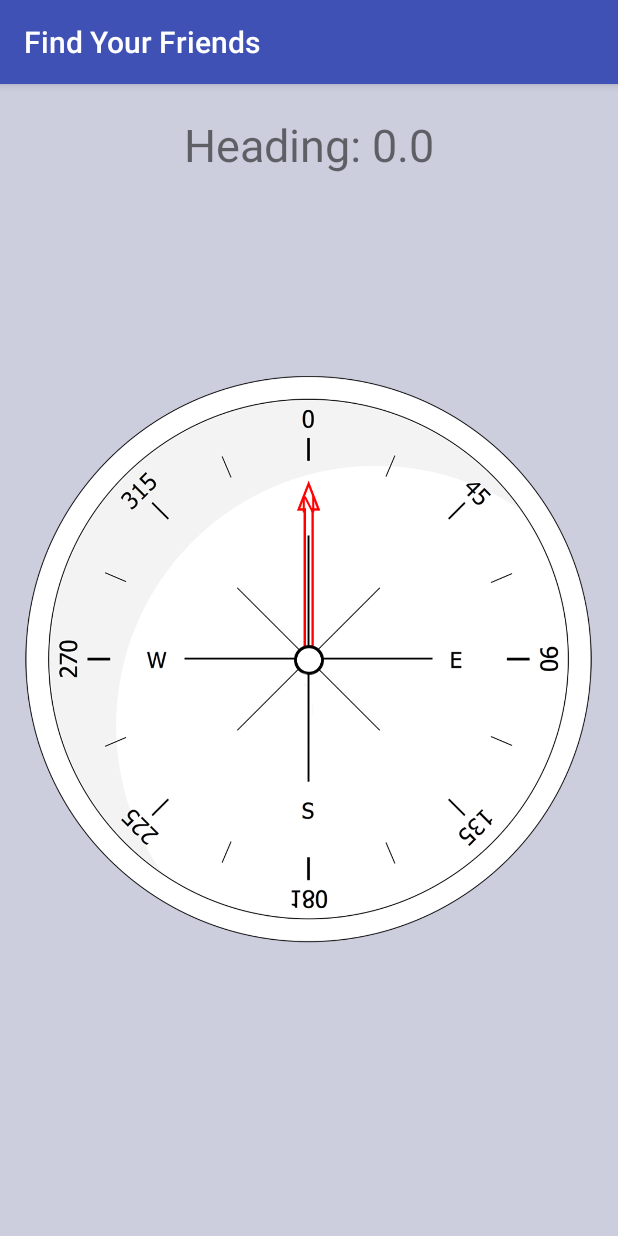
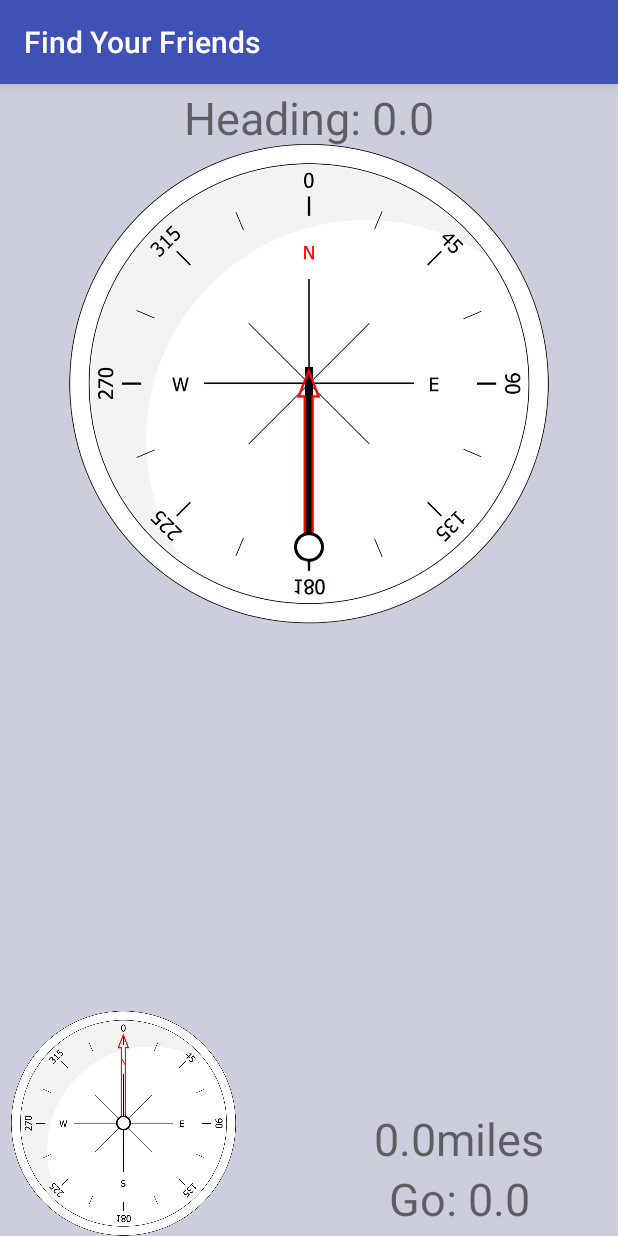
Before and after one commit to MRob87/FindYourFriends, an Android app: the screen it shows after launch (MainActivity), on a phone screen of 412 x 824 dp. Run offline under Robolectric (Android 15) with nearby library versions, the phone set to English and light mode, and no system bars.

Commit message:
Got the bearing working correctly

```diff
--- a/app/src/main/AndroidManifest.xml
+++ b/app/src/main/AndroidManifest.xml
@@ -1,7 +1,7 @@
 <?xml version="1.0" encoding="utf-8"?>
 <manifest xmlns:android="http://schemas.android.com/apk/res/android"
     package="mydevenv.findmyfriends">
-
+    <uses-permission android:name="android.permission.ACCESS_FINE_LOCATION" />
     <application
         android:allowBackup="true"
         android:icon="@mipmap/ic_launcher"
--- a/app/src/main/java/mydevenv/findmyfriends/Compass.java
+++ b/app/src/main/java/mydevenv/findmyfriends/Compass.java
@@ -19,6 +19,8 @@ public class Compass implements SensorEventListener {
     // define the display assembly compass picture
     public ImageView image = null;
 
+    public ImageView guidingDirectionHand;
+
     // device sensor manager
     private SensorManager mSensorManager;
     private Sensor gsensor;
@@ -27,8 +29,12 @@ public class Compass implements SensorEventListener {
     private float[] mGeomagnetic = new float[3];
     private float direction = 0f;
     private float correctDirection = 0;
+    public float guidingDirection = 0;
+    private float correctGuidingDirection = 0;
 
-    TextView tvHeading;
+    public TextView tvHeading;
+
+    public UserLocation userLocation;
 
     public Compass(Context context) {
 
@@ -36,6 +42,10 @@ public class Compass implements SensorEventListener {
         mSensorManager = (SensorManager) context.getSystemService(Context.SENSOR_SERVICE);
         gsensor = mSensorManager.getDefaultSensor(Sensor.TYPE_ACCELEROMETER);
         msensor = mSensorManager.getDefaultSensor(Sensor.TYPE_MAGNETIC_FIELD);
+    }
+
+    public float getCorrectDirection() {
+        return correctDirection;
     }
 
     public void start() {
@@ -58,7 +68,9 @@ public class Compass implements SensorEventListener {
             return;
         }
 
-        Log.i(TAG, "will set rotation from " + correctDirection + " to " + direction);
+        if ((correctDirection - direction > .9) || (direction - correctDirection > .9)) {
+            Log.i(TAG, "will set rotation from " + correctDirection + " to " + direction);
+        }
 
         String cardinality = "";
 
@@ -94,6 +106,27 @@ public class Compass implements SensorEventListener {
         an.setFillAfter(true);
 
         image.startAnimation(an);
+
+
+
+        // take heading - bearing = result
+        // if heading > bearing
+        // then 360 - result
+        // else just rotate in direction of result
+        float correctBearing = userLocation.getCorrectBearing();
+
+        guidingDirection = correctBearing - correctDirection;
+
+        an = new RotateAnimation(correctGuidingDirection, guidingDirection,
+                Animation.RELATIVE_TO_SELF, 0.5f, Animation.RELATIVE_TO_SELF,
+                0.5f);
+        correctGuidingDirection = guidingDirection;
+
+        an.setDuration(500);
+        an.setRepeatCount(0);
+        an.setFillAfter(true);
+
+        guidingDirectionHand.startAnimation(an);
     }
 
     @Override
--- a/app/src/main/java/mydevenv/findmyfriends/MainActivity.java
+++ b/app/src/main/java/mydevenv/findmyfriends/MainActivity.java
@@ -1,5 +1,10 @@
 package mydevenv.findmyfriends;
 
+import android.Manifest;
+import android.content.pm.PackageManager;
+import android.location.Location;
+import android.support.v4.app.ActivityCompat;
+import android.support.v4.content.ContextCompat;
 import android.support.v7.app.AppCompatActivity;
 import android.os.Bundle;
 import android.util.Log;
@@ -14,11 +19,19 @@ public class MainActivity extends AppCompatActivity {
 
     private static final String TAG = "MainActivity";
 
+    public static Integer REQUEST_CODE = 0;
+
     private Compass compass;
+
+    private UserLocation location;
 
     @Override
     protected void onCreate(Bundle savedInstanceState) {
         super.onCreate(savedInstanceState);
+
+        if (ContextCompat.checkSelfPermission(this, Manifest.permission.ACCESS_FINE_LOCATION) != PackageManager.PERMISSION_GRANTED) {
+            ActivityCompat.requestPermissions(this, new String[]{Manifest.permission.ACCESS_FINE_LOCATION}, REQUEST_CODE);
+        }
 
         // create our main activity which contains the compass n stuff
         setContentView(R.layout.activity_main);
@@ -28,6 +41,20 @@ public class MainActivity extends AppCompatActivity {
         compass.image = (ImageView) findViewById(R.id.imageViewCompass);
 
         compass.tvHeading = (TextView) findViewById(R.id.tvHeading);
+
+        compass.guidingDirectionHand = (ImageView) findViewById(R.id.guidingDirectionHand);
+
+        location = new UserLocation(this);
+
+        // share these objects, need to get at their values on updates
+        compass.userLocation = location;
+        location.compass = compass;
+
+        location.bearingHand = (ImageView) findViewById(R.id.bearingHand);
+
+        location.tvGo = (TextView) findViewById(R.id.tvGo);
+
+        location.tvDistance = (TextView) findViewById(R.id.tvDistance);
     }
     @Override
     protected void onStart() {
--- /dev/null
+++ b/app/src/main/java/mydevenv/findmyfriends/UserLocation.java
@@ -0,0 +1,118 @@
+package mydevenv.findmyfriends;
+
+import android.Manifest;
+import android.content.Context;
+import android.content.pm.PackageManager;
+import android.location.Location;
+import android.location.LocationListener;
+import android.location.LocationManager;
+import android.os.Bundle;
+import android.support.v4.app.ActivityCompat;
+import android.support.v4.content.ContextCompat;
+import android.support.v7.app.AppCompatActivity;
+import android.util.Log;
+import android.view.animation.Animation;
+import android.view.animation.RotateAnimation;
+import android.widget.ImageView;
+import android.widget.TextView;
+
+/**
+ * Created by MRob on 7/13/2016.
+ */
+public class UserLocation extends AppCompatActivity {
+
+    private static final String TAG = "UserLocation";
+
+    LocationListener locationListener;
+
+    LocationManager locationManager;
+
+    private float correctBearing = 0;
+
+    ImageView bearingHand;
+
+    TextView tvGo;
+
+    TextView tvDistance;
+
+    Compass compass;
+
+    public float getCorrectBearing() {
+        return correctBearing;
+    }
+
+    public UserLocation(Context context) {
+        Log.d(TAG, "constructor");
+
+        // Acquire a reference to the system Location Manager
+        locationManager = (LocationManager) context.getSystemService(Context.LOCATION_SERVICE);
+
+        locationListener = new LocationListener() {
+            public void onLocationChanged(Location location) {
+                // Called when a new location is found by the network location provider.
+                makeUseOfNewLocation(location);
+            }
+
+            public void onStatusChanged(String provider, int status, Bundle extras) {}
+
+            public void onProviderEnabled(String provider) {}
+
+            public void onProviderDisabled(String provider) {}
+        };
+
+        // Register the listener with the Location Manager to receive location updates
+        if ( ContextCompat.checkSelfPermission( context, android.Manifest.permission.ACCESS_FINE_LOCATION ) == PackageManager.PERMISSION_GRANTED ) {
+
+            locationManager.requestLocationUpdates(LocationManager.GPS_PROVIDER, 0, 0, locationListener);
+        } else {
+            Log.d(TAG, "=============================");
+            Log.d(TAG, "=============================");
+            Log.d(TAG, "We do not have GPS permission");
+            Log.d(TAG, "=============================");
+            Log.d(TAG, "=============================");
+        }
+    }
+
+    public void makeUseOfNewLocation(Location location) {
+        // cool shit happens here
+        // location.distanceTo
+        Location dest = new Location("");
+
+        // random place about 50mi away
+        //dest.setLatitude(38.03389023);
+        //dest.setLongitude(-90.01414604);
+
+        dest.setLatitude(38.733755);
+        dest.setLongitude(-90.613750);
+        float distanceToM = location.distanceTo(dest);
+        double distanceToFt = distanceToM * 3.28084;
+        float distanceToKM = distanceToM / 1000;
+        double distanceToMi = distanceToKM * 0.621371;
+
+        if (distanceToMi < 1) {
+            tvDistance.setText(Math.round(distanceToM) + " m/" + Math.round(distanceToFt) + " ft");
+        } else {
+            tvDistance.setText(Math.round(distanceToKM) + " km/" + Math.round(distanceToMi) + " mi");
+        }
+
+        float bearing = location.bearingTo(dest);
+        float accuracy = location.getAccuracy();
+
+        Animation an = new RotateAnimation(correctBearing, bearing,
+                Animation.RELATIVE_TO_SELF, 0.5f, Animation.RELATIVE_TO_SELF,
+                0.5f);
+        correctBearing = bearing;
+
+        an.setDuration(500);
+        an.setRepeatCount(0);
+        an.setFillAfter(true);
+
+        bearingHand.startAnimation(an);
+
+        tvGo.setText("Go: " + Math.round(correctBearing) + "\u00b0 ");
+
+        float guidingDirection = correctBearing - compass.getCorrectDirection();
+
+        Log.d(TAG, "bearing: " + bearing + ", correctDirection: " + compass.getCorrectDirection() + ", arrow should point: " + guidingDirection + ", getLatitude: " + location.getLatitude() + ", getLongitude: " + location.getLongitude() + ", distanceToMi: " + distanceToMi );
+    }
+}
--- a/app/src/main/res/layout/activity_main.xml
+++ b/app/src/main/res/layout/activity_main.xml
@@ -8,39 +8,100 @@
     <!-- The primary full-screen view. This can be replaced with whatever view
          is needed to present your content, e.g. VideoView, SurfaceView,
          TextureView, etc. -->
+    <TextView
+        android:id="@+id/tvHeading"
+        android:layout_width="340dp"
+        android:layout_height="40dp"
+        android:layout_centerHorizontal="true"
+        android:layout_marginBottom="40dp"
+        android:layout_marginTop="2dp"
+        android:text="Heading: 0.0"
+        android:layout_gravity="center_horizontal|top"
+        android:typeface="normal"
+        android:textSize="30dp"
+        android:textAlignment="center" />
 
     <ImageView
         android:id="@+id/imageViewCompass"
         android:layout_below="@+id/tvHeading"
-        android:layout_width="170pt"
-        android:layout_height="170pt"
+        android:layout_width="320dp"
+        android:layout_height="320dp"
         android:scaleType="fitXY"
         android:layout_centerHorizontal="true"
         android:src="@drawable/dial"
-        android:layout_gravity="center" />
+        android:layout_gravity="center_horizontal|top"
+        android:layout_marginTop="40dp" />
 
     <ImageView
         android:id="@+id/compassHand"
+        android:layout_below="@+id/tvHeading"
+        android:layout_width="5dp"
+        android:layout_height="120dp"
+        android:scaleType="fitXY"
+        android:layout_centerHorizontal="true"
+        android:src="@drawable/blackbar"
+        android:layout_gravity="center"
+        android:layout_marginTop="-135dp" />
+
+    <ImageView
+        android:id="@+id/guidingDirectionHand"
         android:layout_below="@+id/tvHeading"
         android:layout_width="20dp"
         android:layout_height="240dp"
         android:scaleType="fitXY"
         android:layout_centerHorizontal="true"
         android:src="@drawable/compass"
-        android:layout_gravity="center" />
+        android:layout_gravity="center"
+        android:layout_marginTop="-75dp" />
 
     <TextView
-        android:id="@+id/tvHeading"
+        android:id="@+id/tvGo"
         android:layout_width="340dp"
-        android:layout_height="50dp"
+        android:layout_height="40dp"
         android:layout_centerHorizontal="true"
-        android:layout_marginBottom="40dp"
-        android:layout_marginTop="20dp"
-        android:text="Heading: 0.0"
-        android:layout_gravity="center_horizontal|top"
+        android:layout_marginBottom="5dp"
+        android:text="Go: 0.0"
+        android:layout_gravity="center_horizontal|bottom"
         android:typeface="normal"
         android:textSize="30dp"
-        android:textAlignment="center" />
+        android:textAlignment="center"
+        android:layout_marginRight="-100dp" />
+
+    <TextView
+        android:id="@+id/tvDistance"
+        android:layout_width="340dp"
+        android:layout_height="40dp"
+        android:layout_centerHorizontal="true"
+        android:layout_marginBottom="45dp"
+        android:text="0.0miles"
+        android:layout_gravity="center_horizontal|bottom"
+        android:typeface="normal"
+        android:textSize="30dp"
+        android:textAlignment="center"
+        android:layout_marginRight="-100dp" />
+
+    <ImageView
+        android:id="@+id/imageViewBearingCompass"
+        android:layout_below="@+id/tvHeading"
+        android:layout_width="150dp"
+        android:layout_height="150dp"
+        android:scaleType="fitXY"
+        android:layout_centerHorizontal="true"
+        android:src="@drawable/dial"
+        android:layout_gravity="left|bottom"
+        android:layout_marginLeft="7dp" />
+
+    <ImageView
+        android:id="@+id/bearingHand"
+        android:layout_below="@+id/tvHeading"
+        android:layout_width="10dp"
+        android:layout_height="120dp"
+        android:scaleType="fitXY"
+        android:layout_centerHorizontal="true"
+        android:src="@drawable/compass"
+        android:layout_gravity="left|bottom"
+        android:layout_marginLeft="77dp"
+        android:layout_marginBottom="15dp" />
 
 
 </FrameLayout>
```
Also changed, not shown: app/src/main/res/drawable-xhdpi/blackbar.png (added), app/src/main/res/drawable-xhdpi/compass2.png (deleted), 2 other files.
